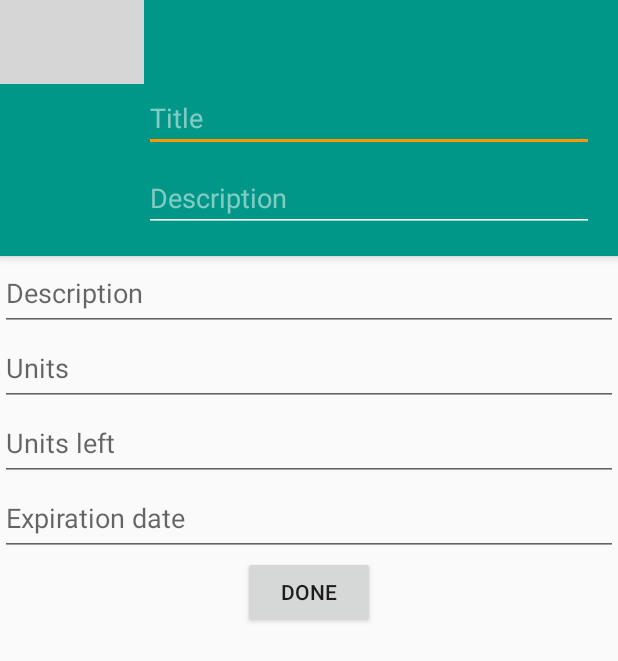
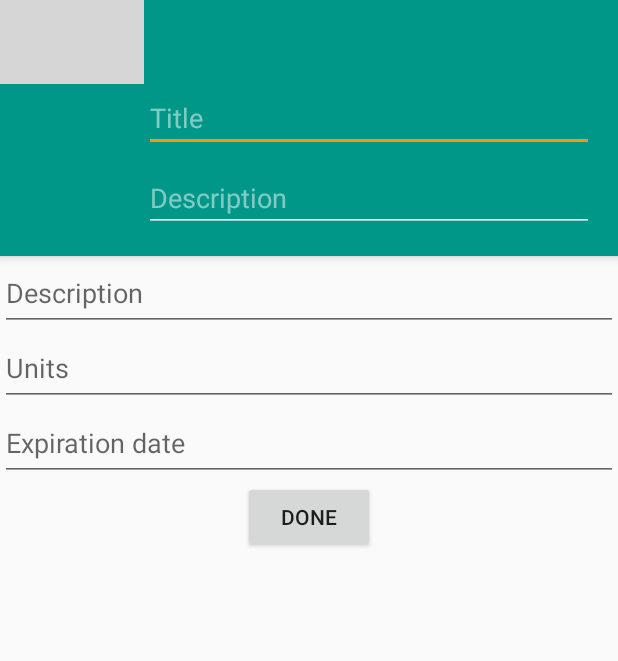
Before and after one commit to emanuele-dedonatis/Drugstore, an Android app: the screen it shows after launch (NewDrugActivity), after a tap on an icon or button, on a phone screen of 412 x 824 dp. Shown: the top 661 px of the screen. Run offline under Robolectric (Android 15) with nearby library versions, the phone set to English and light mode, and no system bars; libraries missing offline, so code that uses them is left out: com.amulyakhare.textdrawable; grey boxes are pictures that could not be loaded.

Commit message:
new database with image, isPercentage and need prescription

```diff
--- a/app/src/main/java/it/dedonatis/emanuele/drugstore/adapters/DrugsCursorAdapter.java
+++ b/app/src/main/java/it/dedonatis/emanuele/drugstore/adapters/DrugsCursorAdapter.java
@@ -2,8 +2,6 @@ package it.dedonatis.emanuele.drugstore.adapters;
 
 import android.content.Context;
 import android.database.Cursor;
-import android.graphics.Color;
-import android.util.Log;
 import android.view.LayoutInflater;
 import android.view.View;
 import android.view.ViewGroup;
@@ -27,10 +25,10 @@ public class DrugsCursorAdapter extends CursorAdapter {
 
     private static final String[] PKG_COLUMNS = {
             DrugContract.PackageEntry.TABLE_NAME + "." + DrugContract.PackageEntry._ID,
-            DrugContract.PackageEntry.COLUMN_UNITS_LEFT
+            DrugContract.PackageEntry.COLUMN_UNITS
     };
     public static final int COL_PKG_ID = 0;
-    public static final int COL_PKG_UNITS_LEFT = 1;
+    public static final int COL_PKG_UNITS = 1;
 
     ColorGenerator generator = ColorGenerator.MATERIAL;
 
@@ -60,19 +58,19 @@ public class DrugsCursorAdapter extends CursorAdapter {
 
         }
         TextDrawable drawable = TextDrawable.builder().buildRound(letter, generator.getColor(name));
-        viewHolder.countImg.setImageDrawable(drawable);
+        viewHolder.roundLetter.setImageDrawable(drawable);
 
     }
 
     public static class ViewHolder{
             public TextView nameTv;
             public TextView apiTv;
-        public ImageView countImg;
+            public ImageView roundLetter;
 
             public ViewHolder(View itemView) {
                 nameTv = (TextView) itemView.findViewById(R.id.item_drug_name);
                 apiTv = (TextView) itemView.findViewById(R.id.item_drug_api);
-                countImg = (ImageView) itemView.findViewById(R.id.item_drug_count);
+                roundLetter = (ImageView) itemView.findViewById(R.id.item_drug_letter);
             }
         }
 }
--- a/app/src/main/java/it/dedonatis/emanuele/drugstore/adapters/PackageRecyclerAdapter.java
+++ b/app/src/main/java/it/dedonatis/emanuele/drugstore/adapters/PackageRecyclerAdapter.java
@@ -38,13 +38,13 @@ public class PackageRecyclerAdapter extends RecyclerView.Adapter<PackageRecycler
         final DrugPackage pkg = drugPackages.get(i);
         packageViewHolder.tvDescription.setText(pkg.getDescription());
         packageViewHolder.tvExpDate.setText(pkg.getStringExpriartion_date());
-        packageViewHolder.tvUnits.setText(pkg.getUnits_left() + "");
-        if(pkg.getUnits_left() < 1)
+        packageViewHolder.tvUnits.setText(pkg.getUnits() + "");
+        if(pkg.getUnits() < 1)
             packageViewHolder.btnUse.setEnabled(false);
         packageViewHolder.btnUse.setOnClickListener(new View.OnClickListener() {
             @Override
             public void onClick(View v) {
-                packageClickListener.onClickPackageUse(pkg.getPackageID(), pkg.getUnits_left());
+                packageClickListener.onClickPackageUse(pkg.getPackageID(), pkg.getUnits());
             }
         });
     }
--- a/app/src/main/java/it/dedonatis/emanuele/drugstore/data/DrugContract.java
+++ b/app/src/main/java/it/dedonatis/emanuele/drugstore/data/DrugContract.java
@@ -18,6 +18,7 @@ public class DrugContract {
         public static final String TABLE_NAME = "drugs";
         public static final String COLUMN_NAME = "name";
         public static final String COLUMN_API = "api";
+        public static final String COLUMN_NEED_PRESCRIPTION = "need_prescription";
 
         public static final Uri CONTENT_URI =
                 BASE_CONTENT_URI.buildUpon().appendPath(PATH_DRUG).build();
@@ -46,8 +47,9 @@ public class DrugContract {
         public static final String COLUMN_DRUG = "drug";
         public static final String COLUMN_DESCRIPTION = "description";
         public static final String COLUMN_UNITS = "units";
-        public static final String COLUMN_UNITS_LEFT = "units_left";
+        public static final String COLUMN_IS_PERCENTAGE = "is_percentage";
         public static final String COLUMN_EXPIRATION_DATE = "expiration_date";
+        public static final String COLUMN_IMAGE = "need_prescription";
 
 
         public static final Uri CONTENT_URI =
--- a/app/src/main/java/it/dedonatis/emanuele/drugstore/fragments/DrugsListFragment.java
+++ b/app/src/main/java/it/dedonatis/emanuele/drugstore/fragments/DrugsListFragment.java
@@ -65,7 +65,6 @@ public class DrugsListFragment extends Fragment implements LoaderManager.LoaderC
             mParamText = getArguments().getString(ARG_TEXT);
             Log.v(LOG_TAG, mParamText);
         }
-        populateDb();
     }
 
     @Override
@@ -131,69 +130,4 @@ public class DrugsListFragment extends Fragment implements LoaderManager.LoaderC
         void onDrugSelected(long id, String name, String api);
     }
 
-    private void populateDb() {
-
-        ContentValues values1 = new ContentValues();
-        values1.put(DrugContract.DrugEntry.COLUMN_NAME, "Tachipirina");
-        values1.put(DrugContract.DrugEntry.COLUMN_API, "Paracetamolo");
-
-
-        ContentValues values2 = new ContentValues();
-        values2.put(DrugContract.DrugEntry.COLUMN_NAME, "Ventolin");
-        values2.put(DrugContract.DrugEntry.COLUMN_API, "Salbutamolo");
-
-
-        ContentValues values3 = new ContentValues();
-        values3.put(DrugContract.DrugEntry.COLUMN_NAME, "Aspirina");
-        values3.put(DrugContract.DrugEntry.COLUMN_API, "Acido acetilsalicilico");
-        getContext().getContentResolver().insert(
-                DrugContract.DrugEntry.CONTENT_URI,
-                values3
-        );
-
-        ContentValues values4 = new ContentValues();
-        values4.put(DrugContract.DrugEntry.COLUMN_NAME, "Voltaren");
-        values4.put(DrugContract.DrugEntry.COLUMN_API, "Diclofenac sodico");
-        getContext().getContentResolver().insert(
-                DrugContract.DrugEntry.CONTENT_URI,
-                values4
-        );
-        Uri tachipirinaUri = getContext().getContentResolver().insert(
-                DrugContract.DrugEntry.CONTENT_URI,
-                values1
-        );
-        Uri ventolinUri = getContext().getContentResolver().insert(
-                DrugContract.DrugEntry.CONTENT_URI,
-                values2
-        );
-
-        ContentValues tachipirinaPackage = new ContentValues();
-        tachipirinaPackage.put(DrugContract.PackageEntry._ID, 1);
-        tachipirinaPackage.put(DrugContract.PackageEntry.COLUMN_DRUG, ContentUris.parseId(tachipirinaUri));
-        tachipirinaPackage.put(DrugContract.PackageEntry.COLUMN_DESCRIPTION, "Bustine 100mg");
-        tachipirinaPackage.put(DrugContract.PackageEntry.COLUMN_UNITS, 10);
-        tachipirinaPackage.put(DrugContract.PackageEntry.COLUMN_UNITS_LEFT, 8);
-        tachipirinaPackage.put(DrugContract.PackageEntry.COLUMN_EXPIRATION_DATE, 20160405);
-
-        Uri pckTachipirinaUri = getContext().getContentResolver().insert(
-                DrugContract.PackageEntry.CONTENT_URI,
-                tachipirinaPackage
-        );
-
-        ContentValues ventolinPackage = new ContentValues();
-        ventolinPackage.put(DrugContract.PackageEntry._ID, 4);
-        ventolinPackage.put(DrugContract.PackageEntry.COLUMN_DRUG, ContentUris.parseId(ventolinUri));
-        ventolinPackage.put(DrugContract.PackageEntry.COLUMN_DESCRIPTION, "Pillole 5mg");
-        ventolinPackage.put(DrugContract.PackageEntry.COLUMN_UNITS, 20);
-        ventolinPackage.put(DrugContract.PackageEntry.COLUMN_UNITS_LEFT, 10);
-        ventolinPackage.put(DrugContract.PackageEntry.COLUMN_EXPIRATION_DATE, 20160101);
-
-        Uri pckVentolinUri = getContext().getContentResolver().insert(
-                DrugContract.PackageEntry.CONTENT_URI,
-                ventolinPackage
-        );
-
-        return;
-    }
-
 }
--- a/app/src/main/java/it/dedonatis/emanuele/drugstore/fragments/NewDrugFragment.java
+++ b/app/src/main/java/it/dedonatis/emanuele/drugstore/fragments/NewDrugFragment.java
@@ -30,14 +30,13 @@ public class NewDrugFragment extends Fragment {
         View fragmentView = inflater.inflate(R.layout.fragment_new_drug, container, false);
         final EditText descriptionEt = (EditText) fragmentView.findViewById(R.id.description_et);
         final EditText unitsEt = (EditText) fragmentView.findViewById(R.id.units_et);
-        final EditText unitsLeftEt = (EditText) fragmentView.findViewById(R.id.units_left_et);
         final EditText expDateEt = (EditText) fragmentView.findViewById(R.id.expiration_date_et);
         Button doneBtn = (Button) fragmentView.findViewById(R.id.done_btn);
         doneBtn.setOnClickListener(new View.OnClickListener() {
             @Override
             public void onClick(View v) {
                 if (newDrugListener != null) {
-                    newDrugListener.addDrug(descriptionEt.getText().toString(), Integer.parseInt(unitsEt.getText().toString()), Integer.parseInt(unitsLeftEt.getText().toString()), Integer.parseInt(expDateEt.getText().toString()));
+                    newDrugListener.addDrug(descriptionEt.getText().toString(), Integer.parseInt(unitsEt.getText().toString()), 0, Integer.parseInt(expDateEt.getText().toString()), null);
                 }
             }
         });
@@ -62,6 +61,6 @@ public class NewDrugFragment extends Fragment {
         newDrugListener = null;
     }
     public interface OnNewDrugListener {
-        public void addDrug(String description, int units, int units_left, int exp_date);
+        public void addDrug(String description, int units, int isPercentage, int exp_date, byte[] image);
     }
 }
--- a/app/src/main/res/layout/fragment_new_drug.xml
+++ b/app/src/main/res/layout/fragment_new_drug.xml
@@ -24,12 +24,6 @@
         <EditText
             android:layout_width="match_parent"
             android:layout_height="50dp"
-            android:id="@+id/units_left_et"
-            android:hint="Units left"/>
-
-        <EditText
-            android:layout_width="match_parent"
-            android:layout_height="50dp"
             android:id="@+id/expiration_date_et"
             android:hint="Expiration date"/>
 
--- a/app/src/main/res/layout/item_drug_list.xml
+++ b/app/src/main/res/layout/item_drug_list.xml
@@ -7,7 +7,7 @@
 
     <ImageView android:layout_width="40dp"
         android:layout_height="40dp"
-        android:id="@+id/item_drug_count"
+        android:id="@+id/item_drug_letter"
         android:layout_gravity="center"
         android:layout_marginRight="16dp" />
 
```
Also changed, not shown: app/src/main/java/it/dedonatis/emanuele/drugstore/activities/NewDrugActivity.java (+15 -2 lines), app/src/main/java/it/dedonatis/emanuele/drugstore/data/DrugDbHelper.java (+5 -3 lines), app/src/main/java/it/dedonatis/emanuele/drugstore/fragments/DrugDetailFragment.java (+8 -5 lines), app/src/main/java/it/dedonatis/emanuele/drugstore/models/DrugPackage.java (+19 -10 lines).
